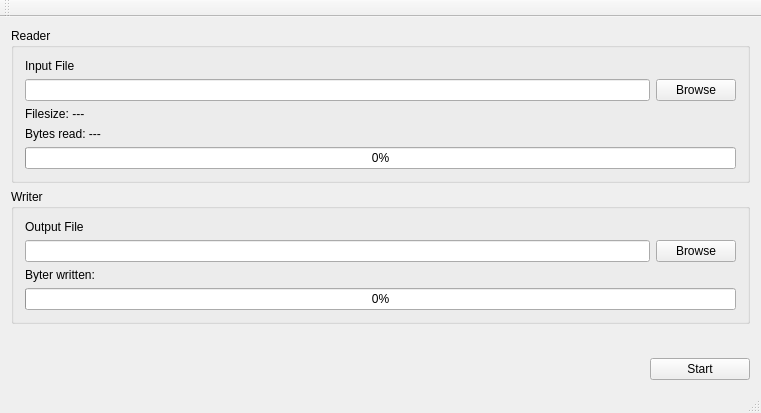
Before: the Qt Designer form src/mainwindow.ui in tisalexander/task2, drawn with Qt 5.
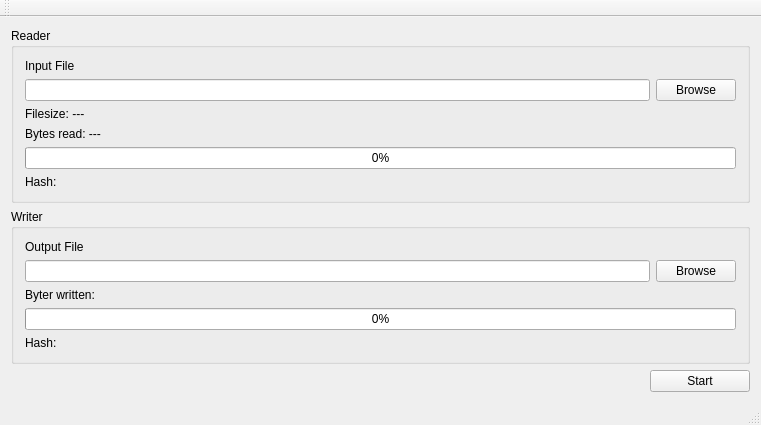
After: the same form once the commit is applied.

What changed in the file:
```diff
--- a/src/mainwindow.ui
+++ b/src/mainwindow.ui
@@ -7,7 +7,7 @@
     <x>0</x>
     <y>0</y>
     <width>761</width>
-    <height>413</height>
+    <height>415</height>
    </rect>
   </property>
   <property name="windowTitle">
@@ -63,6 +63,13 @@
          </property>
         </widget>
        </item>
+       <item>
+        <widget class="QLabel" name="label_hashInput">
+         <property name="text">
+          <string>Hash: </string>
+         </property>
+        </widget>
+       </item>
       </layout>
      </widget>
     </item>
@@ -107,6 +114,13 @@
          </property>
         </widget>
        </item>
+       <item>
+        <widget class="QLabel" name="label_hashOutput">
+         <property name="text">
+          <string>Hash: </string>
+         </property>
+        </widget>
+       </item>
       </layout>
      </widget>
     </item>
```
